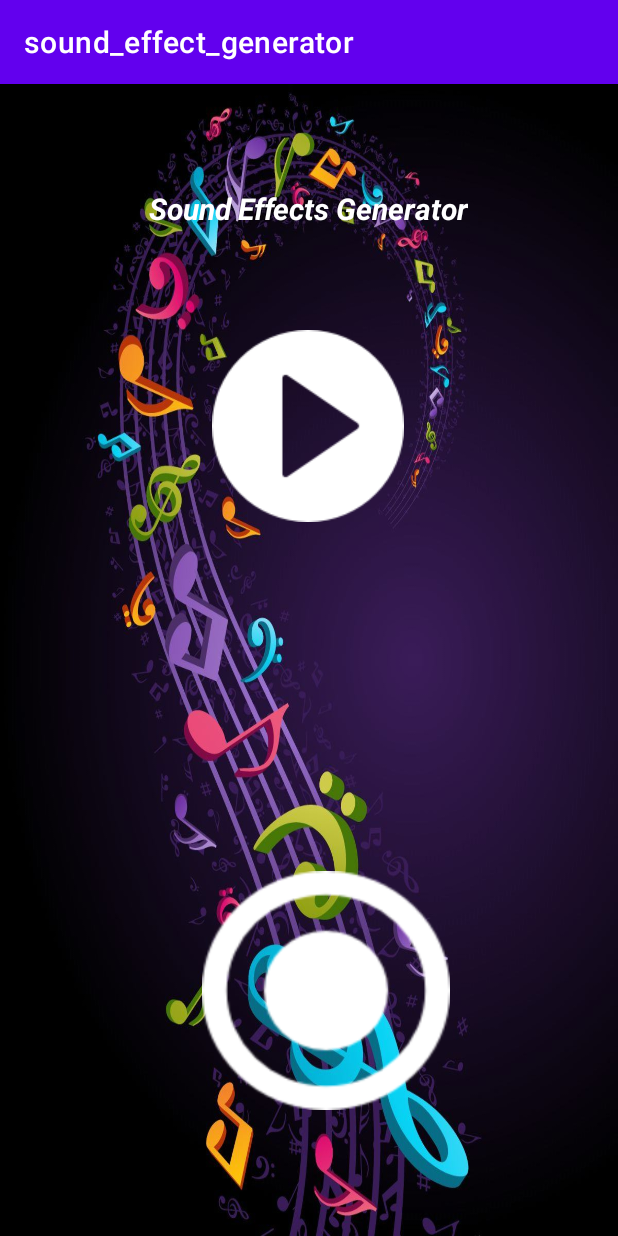
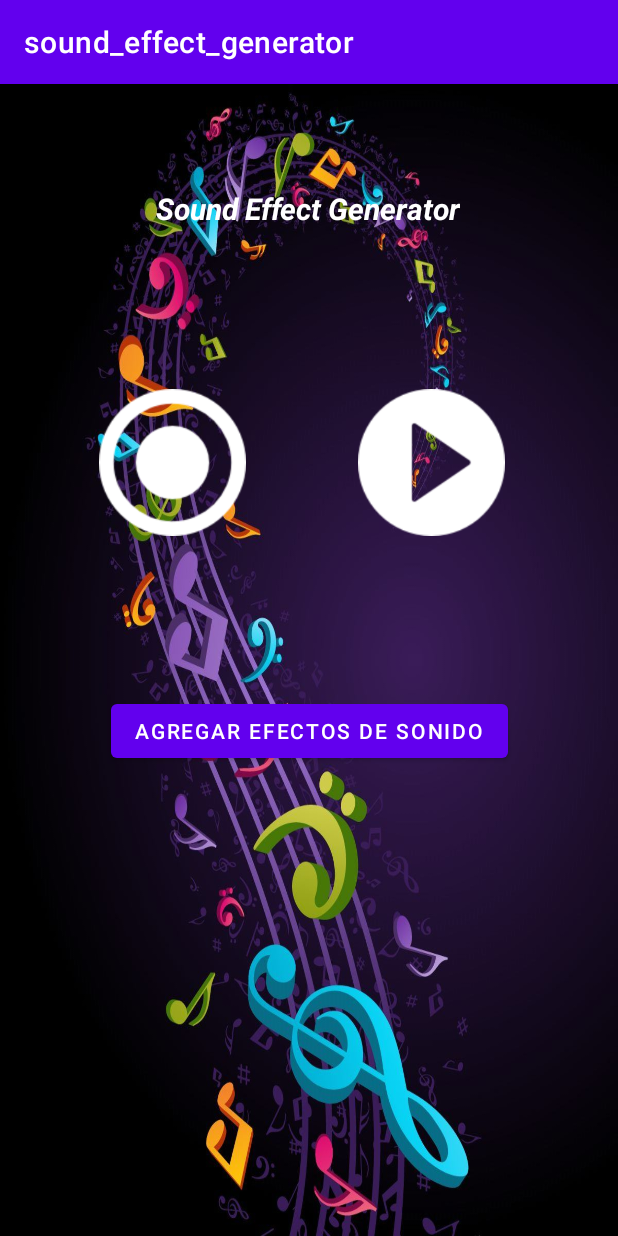
Before and after one commit to emorera07/sound_effect_generator, an Android app: the screen it shows after launch (MainActivity), on a phone screen of 412 x 824 dp. Run offline under Robolectric (Android 15) with nearby library versions, the phone set to English and light mode, and no system bars.

Commit message:
Add second activity

```diff
--- a/app/src/main/AndroidManifest.xml
+++ b/app/src/main/AndroidManifest.xml
@@ -2,8 +2,8 @@
 <manifest xmlns:android="http://schemas.android.com/apk/res/android"
     package="com.example.sound_effect_generator">
 
-    <uses-permission android:name="android.permission.WRITE_EXTERNAL_STORAGE"/>
-    <uses-permission android:name="android.permission.RECORD_AUDIO"/>
+    <uses-permission android:name="android.permission.WRITE_EXTERNAL_STORAGE" />
+    <uses-permission android:name="android.permission.RECORD_AUDIO" />
 
     <application
         android:allowBackup="true"
@@ -12,6 +12,7 @@
         android:roundIcon="@mipmap/ic_launcher_round"
         android:supportsRtl="true"
         android:theme="@style/Theme.Sound_effect_generator">
+        <activity android:name=".SoundsEffectsGeneratorActivity"></activity>
         <activity android:name=".MainActivity">
             <intent-filter>
                 <action android:name="android.intent.action.MAIN" />
--- a/app/src/main/res/layout/activity_main.xml
+++ b/app/src/main/res/layout/activity_main.xml
@@ -26,28 +26,42 @@
 
     <Button
         android:id="@+id/btn_rec"
-        android:layout_width="165dp"
-        android:layout_height="159dp"
-        android:layout_marginEnd="112dp"
-        android:layout_marginRight="112dp"
-        android:layout_marginBottom="84dp"
+        android:layout_width="98dp"
+        android:layout_height="98dp"
         android:background="@drawable/stop_rec"
         android:onClick="recorder"
         app:backgroundTint="@color/white"
         app:layout_constraintBottom_toBottomOf="parent"
-        app:layout_constraintEnd_toEndOf="parent" />
+        app:layout_constraintEnd_toEndOf="parent"
+        app:layout_constraintHorizontal_bias="0.21"
+        app:layout_constraintStart_toStartOf="parent"
+        app:layout_constraintTop_toTopOf="parent"
+        app:layout_constraintVertical_bias="0.303" />
 
     <Button
         android:id="@+id/btn_play"
-        android:layout_width="wrap_content"
-        android:layout_height="wrap_content"
-        android:layout_marginTop="164dp"
+        android:layout_width="98dp"
+        android:layout_height="98dp"
         android:background="@drawable/reproducir"
         android:onClick="reproducir"
         app:backgroundTint="@color/white"
+        app:layout_constraintBottom_toBottomOf="parent"
         app:layout_constraintEnd_toEndOf="parent"
-        app:layout_constraintHorizontal_bias="0.498"
+        app:layout_constraintHorizontal_bias="0.76"
         app:layout_constraintStart_toStartOf="parent"
-        app:layout_constraintTop_toTopOf="parent" />
+        app:layout_constraintTop_toTopOf="parent"
+        app:layout_constraintVertical_bias="0.303" />
+
+    <Button
+        android:id="@+id/button"
+        android:layout_width="wrap_content"
+        android:layout_height="wrap_content"
+        android:onClick="SoundsEffectsGeneratorActivity"
+        android:text="@string/NextActivityBottom"
+        app:layout_constraintBottom_toBottomOf="parent"
+        app:layout_constraintEnd_toEndOf="parent"
+        app:layout_constraintStart_toStartOf="parent"
+        app:layout_constraintTop_toTopOf="parent"
+        app:layout_constraintVertical_bias="0.566" />
 
 </androidx.constraintlayout.widget.ConstraintLayout>
--- a/app/src/main/res/values/strings.xml
+++ b/app/src/main/res/values/strings.xml
@@ -1,5 +1,10 @@
 <resources>
     <string name="app_name">sound_effect_generator</string>
-    <string name="tittle">Sound Effects Generator</string>
-
+    <string name="tittle">Sound Effect Generator</string>
+    <string name="NextActivityBottom">Agregar Efectos de Sonido</string>
+    <string name="BeforeActivityBottom">Grabar un nuevo sonido</string>
+    <string name="btn_reverb">Reverb effect</string>
+    <string name="btn_echo">Echo effect</string>
+    <string name="btn_whale">Whale effect</string>
+    <string name="btn_chipmunk">Chipmunk effect</string>
 </resources>
```
Also changed, not shown: app/src/main/java/com/example/sound_effect_generator/MainActivity.java (+10 -2 lines), app/src/main/java/com/example/sound_effect_generator/SoundsEffectsGeneratorActivity.java (added, +32 -0 lines), app/src/main/res/layout/activity_sounds_effects_generator.xml (added, +87 -0 lines).
